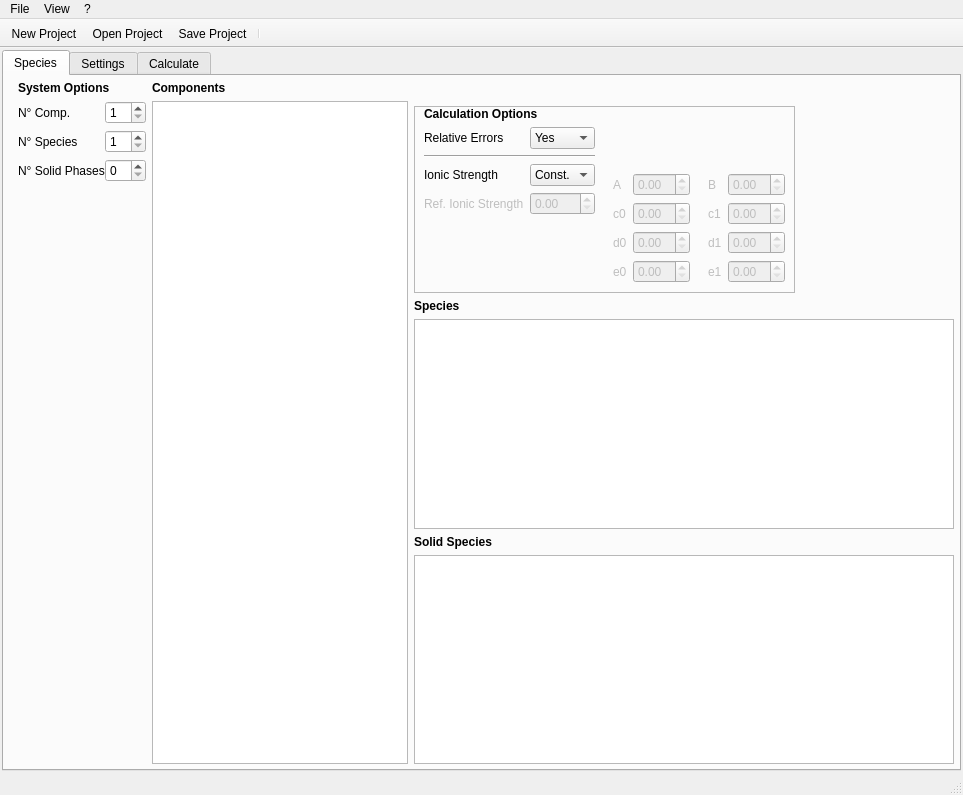
Above: src/main/python/ui/sssc_main.ui from Kastakin/PyES before the change. Below: the same form after it.
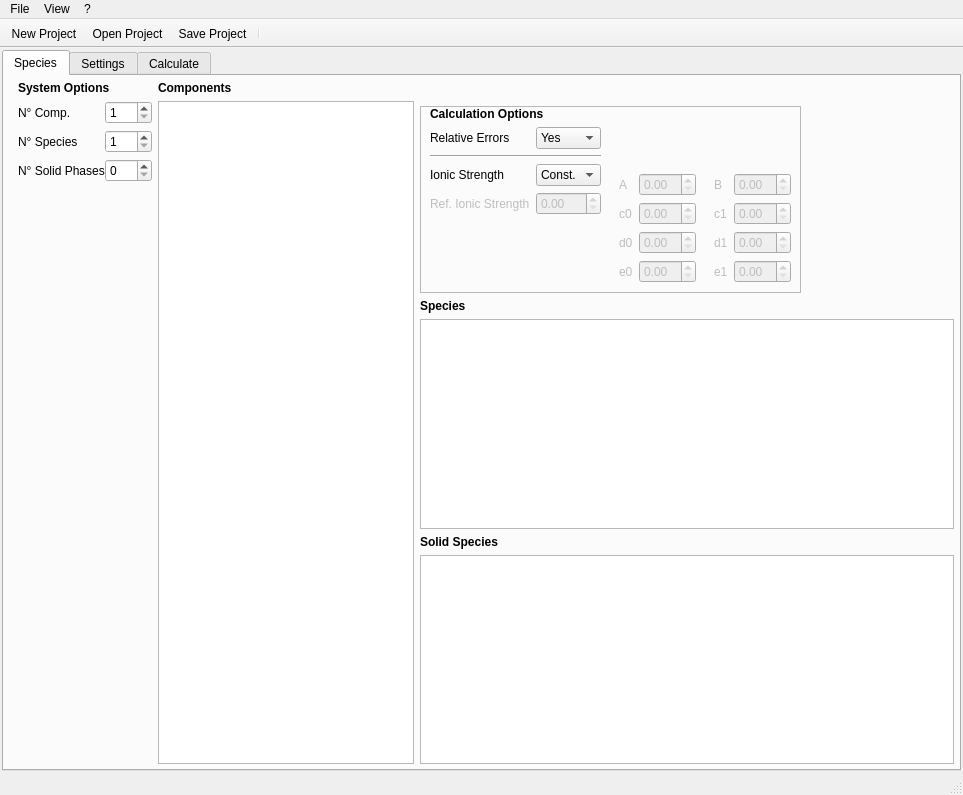
That is the form after the change. Icons and pictures are not drawn.

Diff of the .ui file:
```diff
--- a/src/main/python/ui/sssc_main.ui
+++ b/src/main/python/ui/sssc_main.ui
@@ -121,6 +121,9 @@
              <property name="minimum">
               <number>1</number>
              </property>
+             <property name="maximum">
+              <number>999</number>
+             </property>
             </widget>
            </item>
            <item row="2" column="0">
@@ -150,6 +153,9 @@
              <property name="minimum">
               <number>1</number>
              </property>
+             <property name="maximum">
+              <number>999</number>
+             </property>
             </widget>
            </item>
            <item row="3" column="0">
@@ -179,6 +185,9 @@
              <property name="minimum">
               <number>0</number>
              </property>
+             <property name="maximum">
+              <number>999</number>
+             </property>
              <property name="value">
               <number>0</number>
              </property>
```
